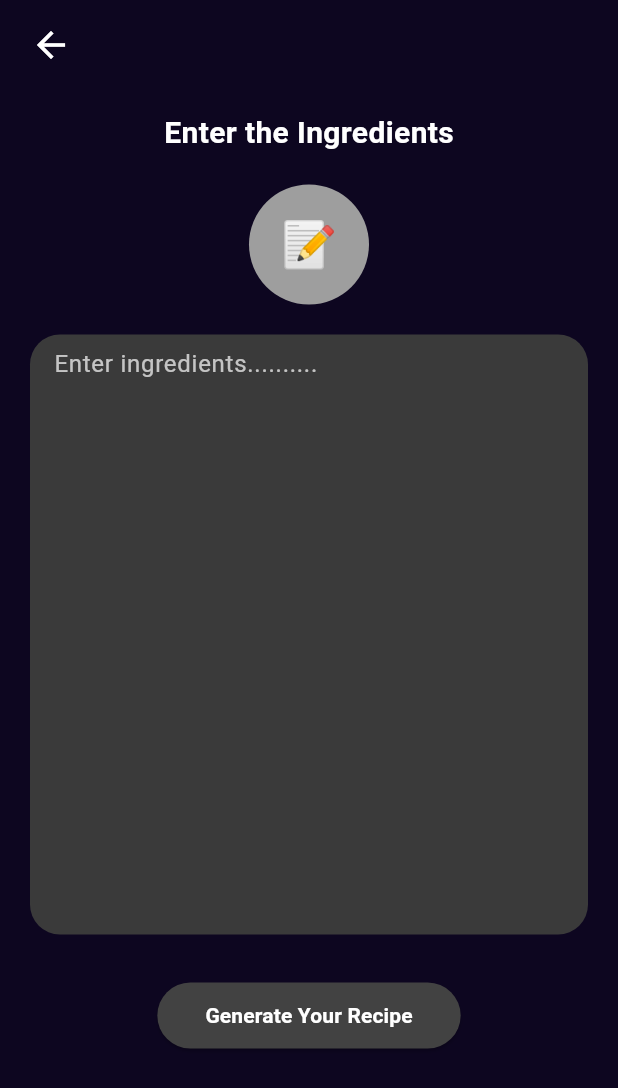
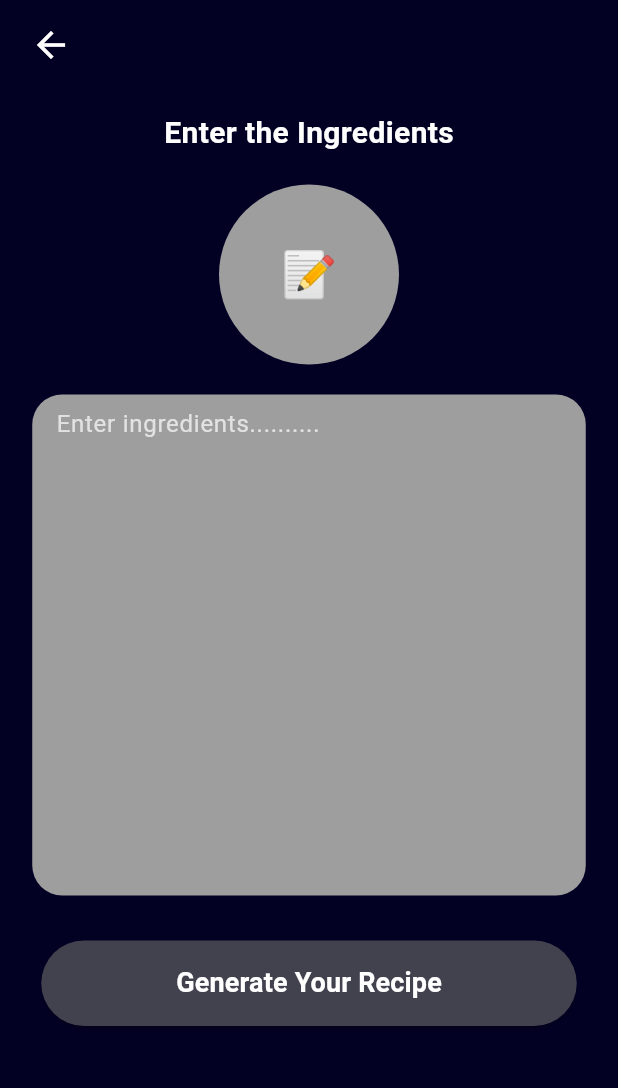
Before and after one commit to Akshatagandhewar/coookin, a Flutter app: the Textscreen screen opened directly, on a phone screen of 412 x 824 dp. Shown: the top 1088 px of the screen. Run offline on Flutter 3.47's test engine with Material 3 defaults, Android fonts, the phone set to English and light mode, and no system bars.

Commit message:
WIP: my local changes before pulling

```diff
--- a/lib/Screen/text.dart
+++ b/lib/Screen/text.dart
@@ -1,3 +1,4 @@
+import 'package:cookin/App_color/app_color.dart';
 import 'package:flutter/material.dart';
 
 class Textscreen extends StatefulWidget {
@@ -15,7 +16,7 @@ class _TextScreenState extends State<Textscreen> {
   @override
   Widget build(BuildContext context) {
     return Scaffold(
-      backgroundColor: Color(0xFF0D0620),
+      backgroundColor: AppColor.primarycolor,
       body: SafeArea(
         child: Padding(
           padding: EdgeInsets.symmetric(horizontal: 20, vertical: 16),
@@ -43,7 +44,7 @@ class _TextScreenState extends State<Textscreen> {
               Center(
 
                 child: CircleAvatar(
-                  radius: 40,
+                  radius: 60,
                   backgroundColor: Colors.grey,
                   child: Text("📝", style: TextStyle(fontSize: 30)),
                 ),
@@ -52,11 +53,11 @@ class _TextScreenState extends State<Textscreen> {
 
               Center(
                 child: Container(
-                  width: 650,
-                  height: 400,
+                  width: 369,
+                  height: 334,
                   padding: EdgeInsets.symmetric(horizontal: 16),
                   decoration: BoxDecoration(
-                    color: Color(0xFF3A3A3A),
+                    color: Colors.grey,
                     borderRadius: BorderRadius.circular(20),
                   ),
                   child: TextField(
@@ -75,10 +76,11 @@ class _TextScreenState extends State<Textscreen> {
 
               Center(
                 child: ElevatedButton(
+
                   onPressed: () {},
                   style: ElevatedButton.styleFrom(
-                    backgroundColor: Colors.grey.shade800,
-                    padding: EdgeInsets.symmetric(horizontal: 32, vertical: 12),
+                    backgroundColor: AppColor.secondarycolor,
+                    minimumSize: Size(357, 57),
                     shape: RoundedRectangleBorder(
                       borderRadius: BorderRadius.circular(30),
                     ),
@@ -87,6 +89,7 @@ class _TextScreenState extends State<Textscreen> {
                     'Generate Your Recipe',
                     style: TextStyle(
                       color: Colors.white,
+                      fontSize: 18,
                       fontWeight: FontWeight.bold,
                     ),
                   ),
--- a/lib/main.dart
+++ b/lib/main.dart
@@ -36,7 +36,7 @@ class MyApp extends StatelessWidget {
         // tested with just a hot reload.
         colorScheme: ColorScheme.fromSeed(seedColor: Colors.deepPurple),
       ),
-      home: Textscreen(),
+      home: ScanScreen(),
     );
   }
 }
```
Also changed, not shown: lib/Screen/scan.dart (+9 -11 lines), lib/routes/app routes.dart (+15 -15 lines).
